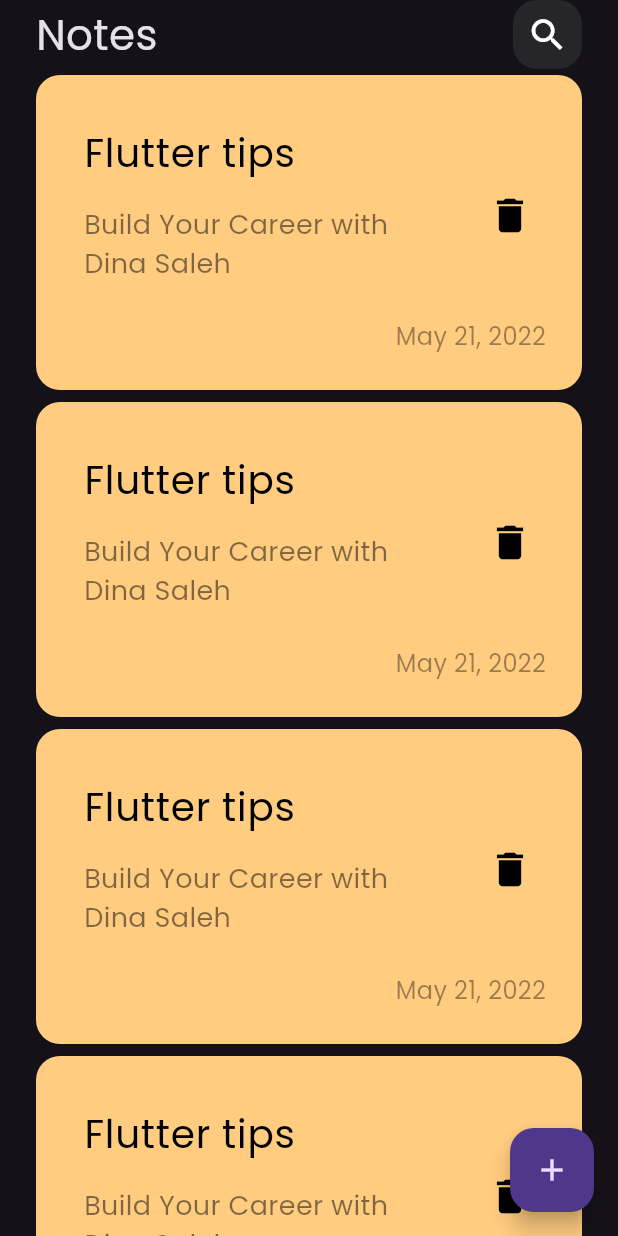
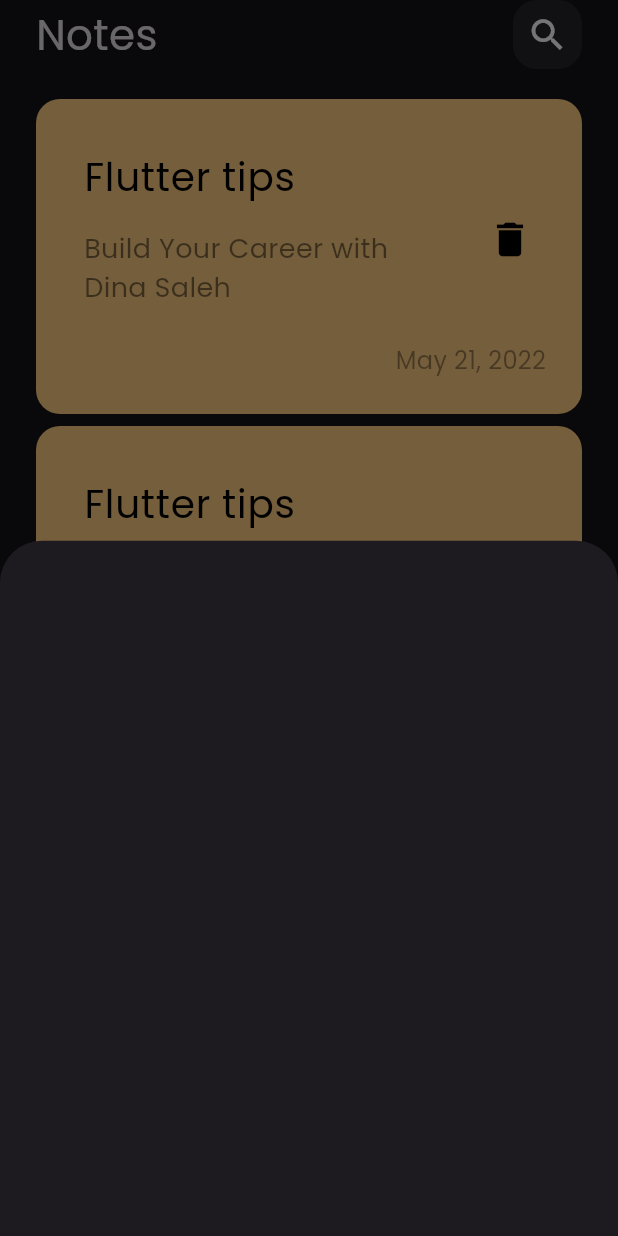
Before and after one commit to dinaSaleh2001/notes_app, a Flutter app: the screen it shows after launch, after a tap on the "add" icon, on a phone screen of 412 x 824 dp. Run offline on Flutter 3.47's test engine with Material 3 defaults, Android fonts, the phone set to English and light mode, and no system bars.

Commit message:
show model button sheet

```diff
--- a/lib/Screens/notes_page.dart
+++ b/lib/Screens/notes_page.dart
@@ -1,4 +1,5 @@
 import 'package:flutter/material.dart';
+import 'package:store_app/widgets/add_note_buttom_sheet.dart';
 import 'package:store_app/widgets/notes_views_body.dart';
 
 class NotesView extends StatelessWidget {
@@ -11,7 +12,14 @@ class NotesView extends StatelessWidget {
         child: Icon(
           Icons.add,
         ),
-        onPressed: () {},
+        onPressed: () {
+          showModalBottomSheet(
+            context: context,
+            builder: (context) {
+              return AddNoteButtonSheet();
+            },
+          );
+        },
       ),
       body: NotesViewBody(),
     );
--- /dev/null
+++ b/lib/widgets/add_note_buttom_sheet.dart
@@ -0,0 +1,10 @@
+import 'package:flutter/material.dart';
+
+class AddNoteButtonSheet extends StatelessWidget {
+  const AddNoteButtonSheet({super.key});
+
+  @override
+  Widget build(BuildContext context) {
+    return Container();
+  }
+}
--- a/lib/widgets/notes_list_view.dart
+++ b/lib/widgets/notes_list_view.dart
@@ -6,7 +6,11 @@ class NotesListView extends StatelessWidget {
   final data = const [];
   @override
   Widget build(BuildContext context) {
-    return ListView.builder(
+    return Padding(
+      padding: const EdgeInsets.symmetric(
+        vertical: 16,
+      ),
+      child: ListView.builder(
         itemBuilder: (context, index) {
           return Padding(
             padding: const EdgeInsets.symmetric(
@@ -15,6 +19,7 @@ class NotesListView extends StatelessWidget {
             child: NotesItem(),
           );
         },
+      ),
     );
   }
 }
```
Lines whose indentation alone changed are shown as unchanged.
